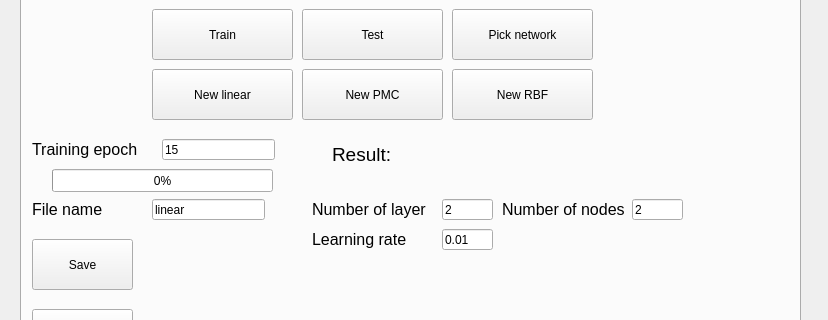
Qt form ML_Project/mainwindow.ui (maxo98/MachineLearning_5DJV) before a commit; both pictures show x 0 to 828 and y 97 to 417 of the 828 by 922 pixel window.
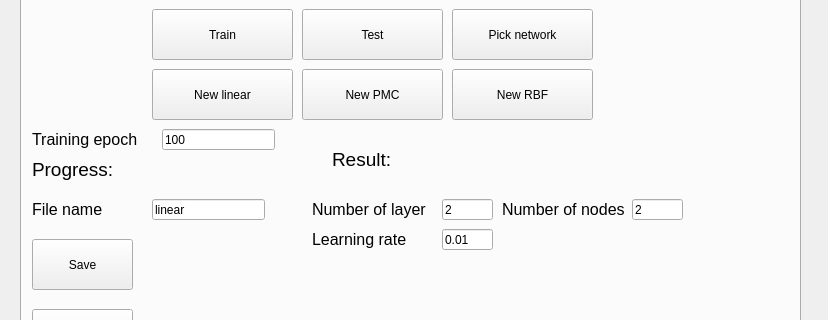
The same form after that commit.

What changed in the file:
```diff
--- a/ML_Project/mainwindow.ui
+++ b/ML_Project/mainwindow.ui
@@ -249,20 +249,20 @@
       <property name="geometry">
        <rect>
         <x>140</x>
-        <y>210</y>
+        <y>200</y>
         <width>113</width>
         <height>21</height>
        </rect>
       </property>
       <property name="text">
-       <string>15</string>
+       <string>100</string>
       </property>
      </widget>
      <widget class="QLabel" name="label_model_3">
       <property name="geometry">
        <rect>
         <x>10</x>
-        <y>210</y>
+        <y>200</y>
         <width>111</width>
         <height>21</height>
        </rect>
@@ -307,8 +307,8 @@
        <rect>
         <x>310</x>
         <y>210</y>
-        <width>331</width>
-        <height>31</height>
+        <width>431</width>
+        <height>41</height>
        </rect>
       </property>
       <property name="font">
@@ -320,19 +320,6 @@
        <string>Result:</string>
       </property>
      </widget>
-     <widget class="QProgressBar" name="progressBar">
-      <property name="geometry">
-       <rect>
-        <x>30</x>
-        <y>240</y>
-        <width>221</width>
-        <height>23</height>
-       </rect>
-      </property>
-      <property name="value">
-       <number>0</number>
-      </property>
-     </widget>
      <widget class="QLineEdit" name="lineEdit_fileName">
       <property name="geometry">
        <rect>
@@ -496,6 +483,24 @@
        <string>0.01</string>
       </property>
      </widget>
+     <widget class="QLabel" name="label_progress">
+      <property name="geometry">
+       <rect>
+        <x>10</x>
+        <y>220</y>
+        <width>291</width>
+        <height>41</height>
+       </rect>
+      </property>
+      <property name="font">
+       <font>
+        <pointsize>14</pointsize>
+       </font>
+      </property>
+      <property name="text">
+       <string>Progress:</string>
+      </property>
+     </widget>
     </widget>
    </widget>
   </widget>
```
